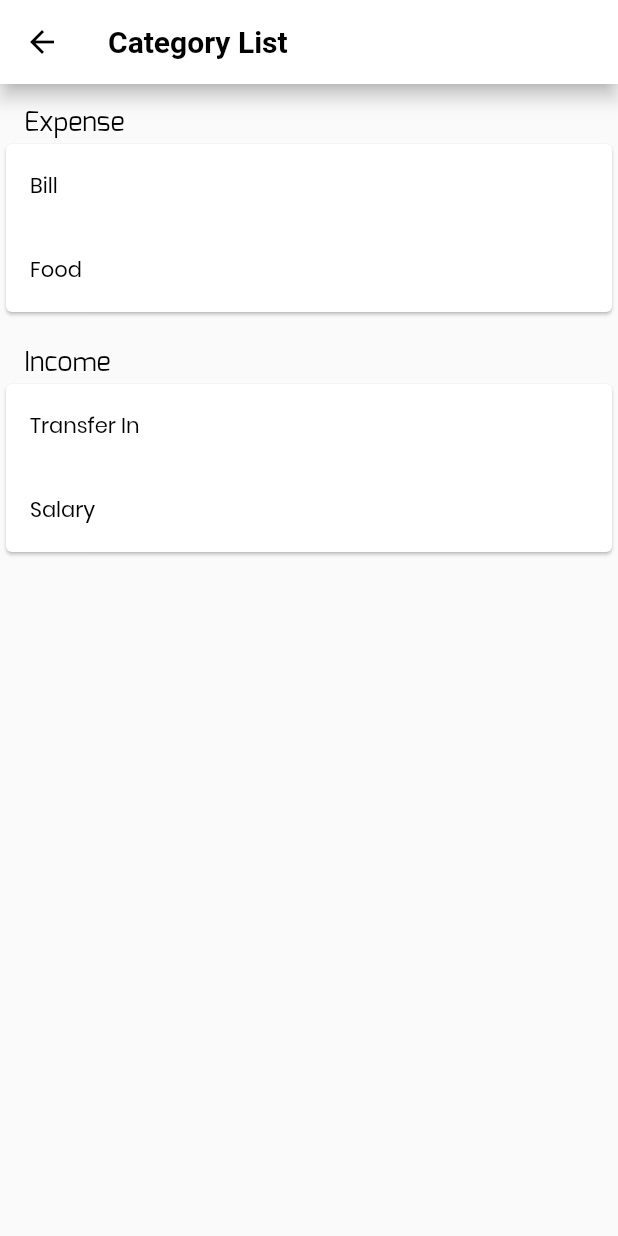
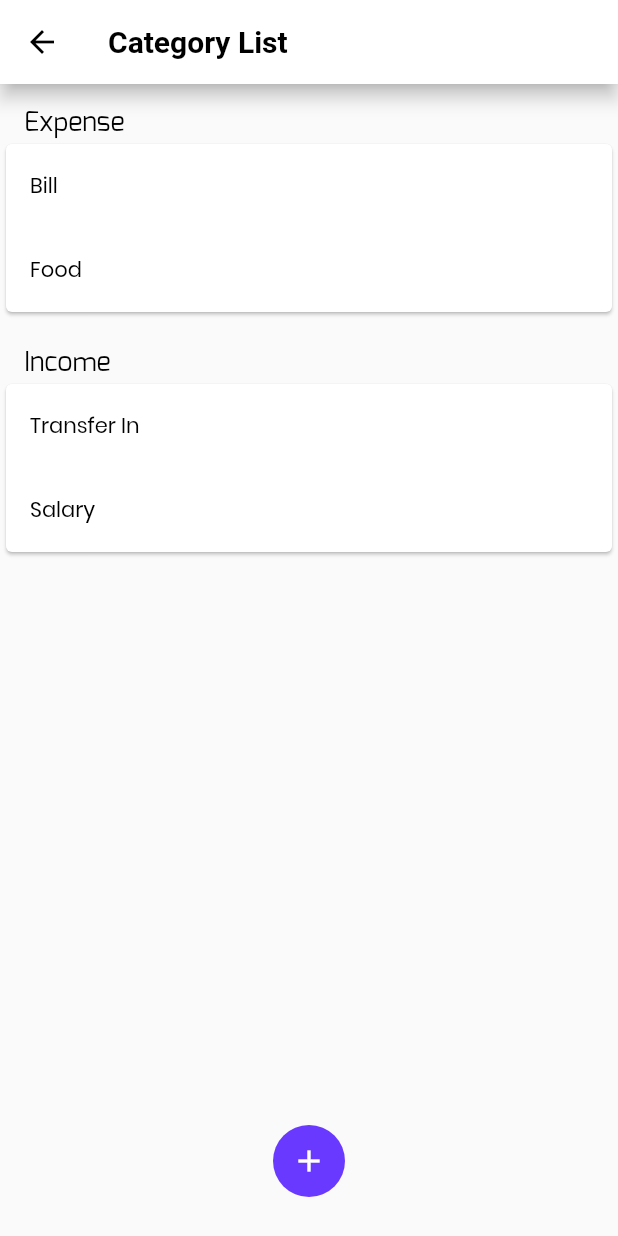
Before and after one commit to david-yappeter/MoF, a Flutter app: the CategoryList screen opened by its route, on a phone screen of 412 x 824 dp. Run offline on Flutter 3.47's test engine with Material 2 defaults, Android fonts, the phone set to English and light mode, and no system bars; our stand-ins replace get, get_storage, pie_chart, smooth_page_indicator, sqflite; accounts and stored records are empty.

Commit message:
add new category feature

```diff
--- /dev/null
+++ b/lib/bindings/new_category.dart
@@ -0,0 +1,9 @@
+import 'package:get/get.dart';
+import 'package:mof/controllers/new_category.dart';
+
+class NewCategoryBinding extends Bindings {
+  @override
+  void dependencies() {
+    Get.lazyPut(() => NewCategoryController());
+  }
+}
--- a/lib/controllers/category.dart
+++ b/lib/controllers/category.dart
@@ -3,20 +3,17 @@ import 'package:mof/database/helper.dart';
 import 'package:mof/models/category.dart';
 
 class CategoryController extends GetxController {
-  List<CategoryModel> _categories = [];
+  RxList<CategoryModel> categories = <CategoryModel>[].obs;
 
-  List<CategoryModel> get categories => [..._categories];
-  List<CategoryModel> get expenseCategories => [
-        ..._categories.where((category) => category.isIncome == 0),
-      ];
-  List<CategoryModel> get incomeCategories => [
-        ..._categories.where((category) => category.isIncome == 1),
-      ];
+  void reload() {
+    categories.refresh();
+  }
 
   Future<void> fetchAndSet() async {
     final dataList = await DBHelper.getData(DBHelper.categoryDBName);
-    _categories = dataList
-        .map(
+    categories.clear();
+    categories.addAll(
+      dataList.map(
         (e) => CategoryModel(
           id: e['id'],
           name: e['name'],
@@ -25,8 +22,8 @@ class CategoryController extends GetxController {
           createdAt: DateTime.parse(e['created_at']),
           updatedAt: DateTime.parse(e['updated_at']),
         ),
-        )
-        .toList();
+      ),
+    );
   }
 
   Future<int> insert({
@@ -43,9 +40,4 @@ class CategoryController extends GetxController {
       'updated_at': createdAt.toIso8601String(),
     });
   }
-
-  List<CategoryModel> get getExpense =>
-      _categories.where((e) => e.isIncome == 0).toList();
-  List<CategoryModel> get getIncome =>
-      _categories.where((e) => e.isIncome == 1).toList();
 }
--- a/lib/ui/category_list.dart
+++ b/lib/ui/category_list.dart
@@ -1,6 +1,7 @@
 import 'package:flutter/material.dart';
 import 'package:get/get.dart';
 import 'package:mof/controllers/category.dart';
+import 'package:mof/ui/new_category.dart';
 
 class CategoryList extends GetView<CategoryController> {
   static const routeName = '/category-list';
@@ -23,26 +24,36 @@ class CategoryList extends GetView<CategoryController> {
 
           return Container(
             margin: const EdgeInsets.only(top: 16.0),
+            child: Obx(
+              () => Column(
+                children: [
+                  Expanded(
                     child: SingleChildScrollView(
                       child: Column(
                         crossAxisAlignment: CrossAxisAlignment.start,
                         children: [
                           Container(
-                      padding: const EdgeInsets.symmetric(horizontal: 16.0),
+                              padding:
+                                  const EdgeInsets.symmetric(horizontal: 16.0),
                               child: Text('Expense',
-                          style: Theme.of(context).textTheme.headline2)),
+                                  style:
+                                      Theme.of(context).textTheme.headline2)),
                           Card(
                             color: Colors.white,
                             child: Column(
-                      children: controller.expenseCategories
+                              children: controller.categories
+                                  .where((category) => category.isIncome == 0)
                                   .map(
                                     (category) => ListTile(
                                       title: Text(
                                         category.name,
-                                style: Theme.of(context).textTheme.headline3,
+                                        style: Theme.of(context)
+                                            .textTheme
+                                            .headline3,
                                       ),
                                       leading: category.iconId != null
-                                  ? Icon(IconData(category.iconId as int))
+                                          ? Icon(
+                                              IconData(category.iconId as int))
                                           : null,
                                       onTap: () {
                                         Get.back(result: category);
@@ -54,21 +65,27 @@ class CategoryList extends GetView<CategoryController> {
                           ),
                           const SizedBox(height: 20.0),
                           Container(
-                      padding: const EdgeInsets.symmetric(horizontal: 16.0),
+                              padding:
+                                  const EdgeInsets.symmetric(horizontal: 16.0),
                               child: Text('Income',
-                          style: Theme.of(context).textTheme.headline2)),
+                                  style:
+                                      Theme.of(context).textTheme.headline2)),
                           Card(
                             color: Colors.white,
                             child: Column(
-                      children: controller.incomeCategories
+                              children: controller.categories
+                                  .where((category) => category.isIncome == 1)
                                   .map(
                                     (category) => ListTile(
                                       title: Text(
                                         category.name,
-                                style: Theme.of(context).textTheme.headline3,
+                                        style: Theme.of(context)
+                                            .textTheme
+                                            .headline3,
                                       ),
                                       leading: category.iconId != null
-                                  ? Icon(IconData(category.iconId as int))
+                                          ? Icon(
+                                              IconData(category.iconId as int))
                                           : null,
                                       onTap: () {
                                         Get.back(result: category);
@@ -81,24 +98,28 @@ class CategoryList extends GetView<CategoryController> {
                         ],
                       ),
                     ),
-            // child: ListView.builder(
-            //   itemBuilder: (BuildContext ctx, int idx) {
-            //     final category = controller.categories[idx];
-            // return ListTile(
-            //   title: Text(
-            //     category.name,
-            //     style: Theme.of(context).textTheme.headline3,
-            //   ),
-            //   leading: category.iconId != null
-            //       ? Icon(IconData(category.iconId as int))
-            //       : null,
-            //   onTap: () {
-            //     Get.back(result: category);
-            //   },
-            // );
-            //   },
-            //   itemCount: controller.categories.length,
-            // ),
+                  ),
+                  SizedBox(
+                    height: 100.0,
+                    child: CircleAvatar(
+                      radius: 24.0,
+                      backgroundColor: Theme.of(context).primaryColor,
+                      child: IconButton(
+                        color: Colors.white,
+                        icon: const Icon(Icons.add),
+                        onPressed: () async {
+                          final success =
+                              await Get.toNamed(NewCategoryScreen.routeName);
+                          if (success != null && success as bool) {
+                            controller.fetchAndSet();
+                          }
+                        },
+                      ),
+                    ),
+                  )
+                ],
+              ),
+            ),
           );
         },
       ),
--- a/lib/ui/new_wallet.dart
+++ b/lib/ui/new_wallet.dart
@@ -25,7 +25,7 @@ class NewWalletScreen extends GetView<NewWalletController> {
         ],
         leading: IconButton(
           onPressed: () {
-            Get.back();
+            Get.back(result: null);
           },
           icon: const Icon(Icons.close),
         ),
--- a/lib/ui/wallet.dart
+++ b/lib/ui/wallet.dart
@@ -68,7 +68,7 @@ class WalletUI extends GetView<WalletController> {
                           onPressed: () async {
                             final success =
                                 await Get.toNamed(NewWalletScreen.routeName);
-                            if ((success as bool)) {
+                            if (success != null && (success as bool)) {
                               controller.fetchAndSet();
                             }
                           },
```
Also changed, not shown: lib/controllers/new_category.dart (added, +55 -0 lines), lib/main.dart (+7 -0 lines), lib/ui/new_category.dart (added, +90 -0 lines). Lines whose indentation alone changed are shown as unchanged.
